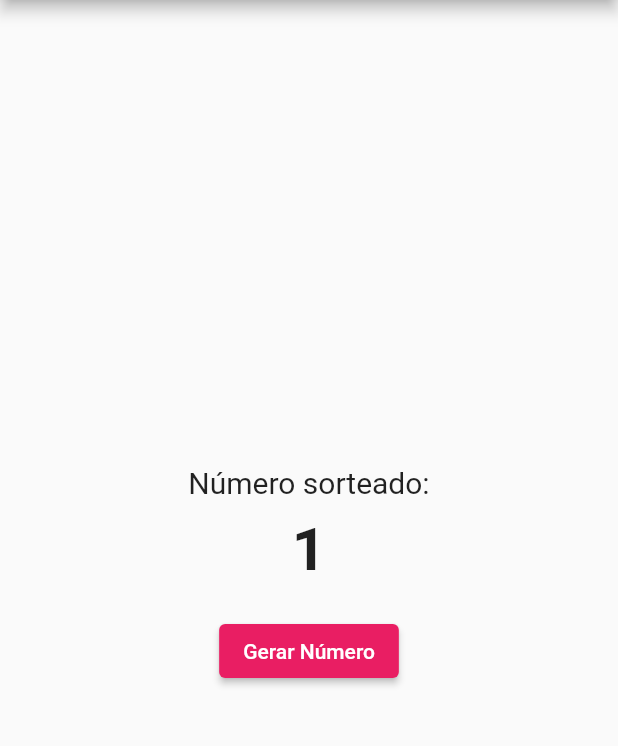
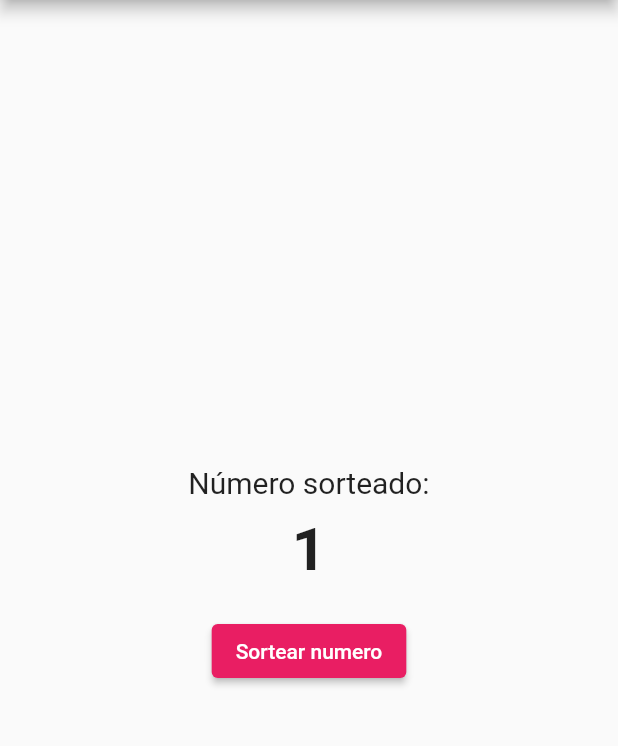
Before and after one commit to rafa-simoes22/dado_num_aleatorio, a Flutter app: the screen it shows after launch, on a phone screen of 412 x 824 dp, the part 84-830 px from its top. Run offline on Flutter 3.47's test engine with Material 2 defaults, Android fonts, the phone set to English and light mode, and no system bars.

```diff
--- a/lib/main.dart
+++ b/lib/main.dart
@@ -55,7 +55,7 @@ class _RandomNumberScreenState extends State<RandomNumberScreen> {
             SizedBox(height: 20),
             ElevatedButton(
               onPressed: _gerarNumeroAleatorio,
-              child: Text('Gerar Número'),
+              child: Text('Sortear numero'),
             ),
           ],
         ),
```
